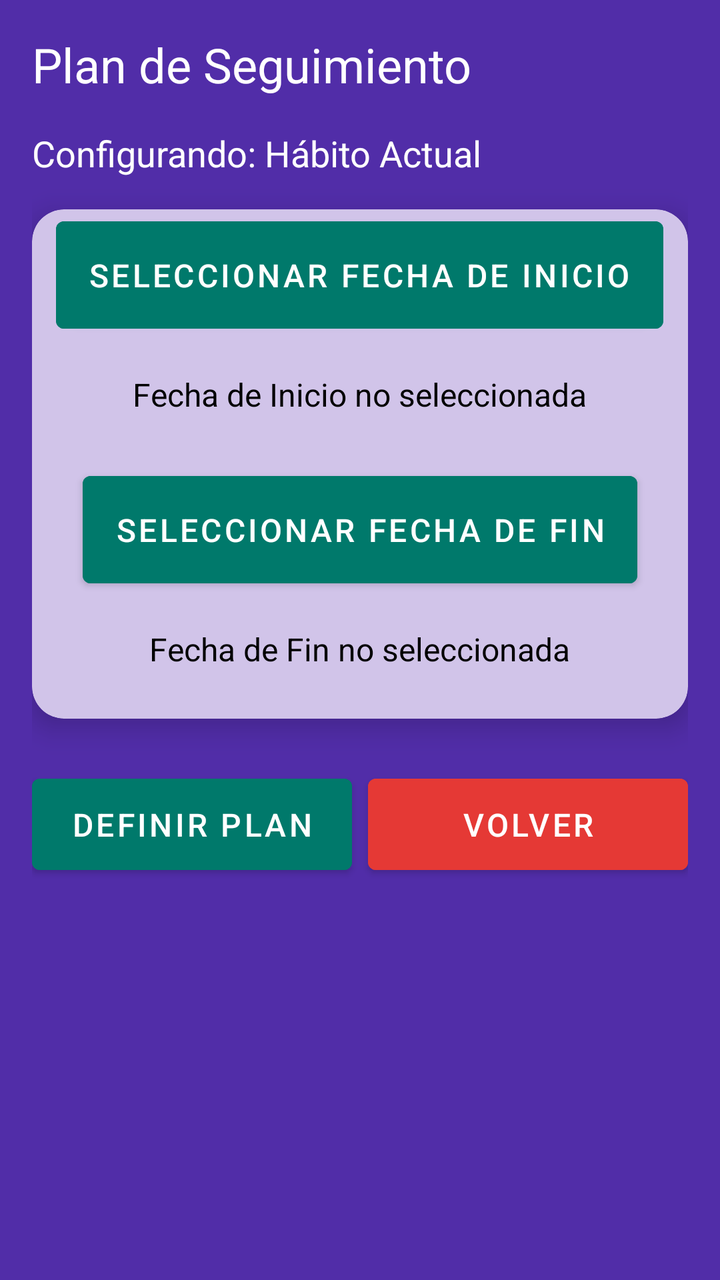
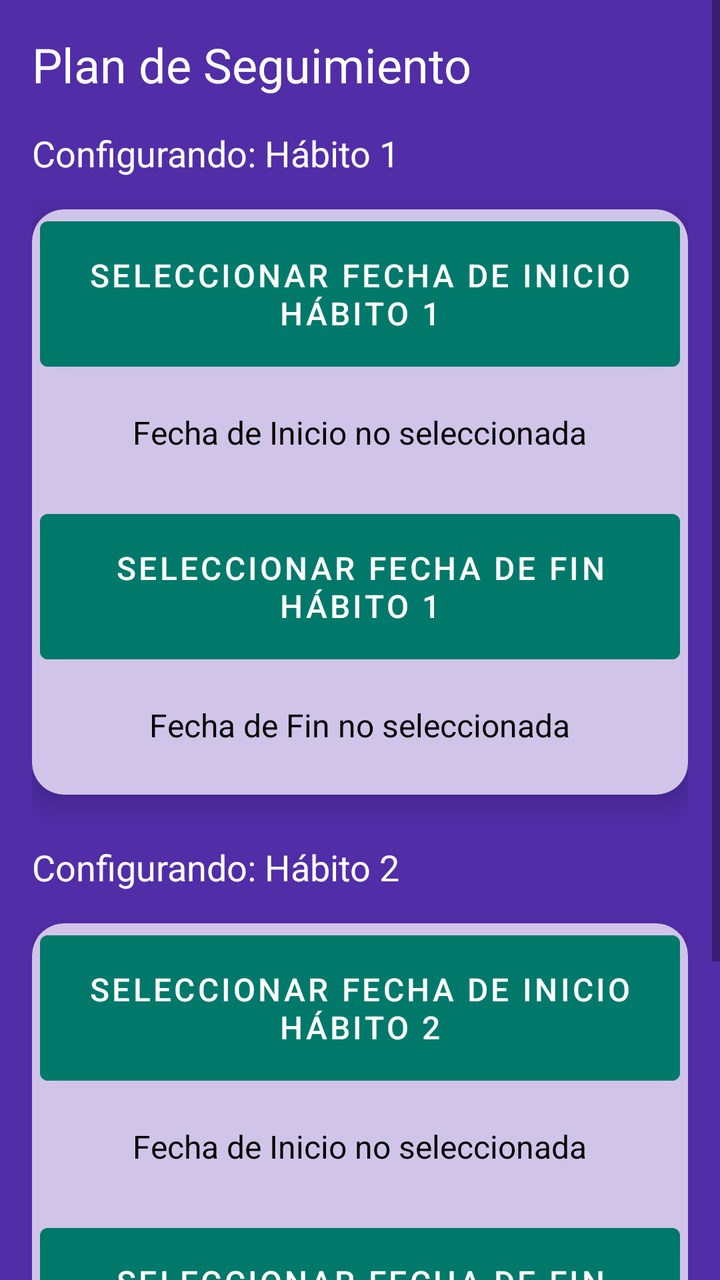

An Android layout rendered at two revisions. The XML below is the earlier revision; the diff shows what the commit changed to produce the second picture.
<!-- AndroidManifest.xml: application theme Theme.MalosH -->
<!-- res/layout/fragment_plan_de_seguimiento.xml -->
<?xml version="1.0" encoding="utf-8"?>
<LinearLayout xmlns:android="http://schemas.android.com/apk/res/android"
    xmlns:app="http://schemas.android.com/apk/res-auto"
    android:layout_width="match_parent"
    android:layout_height="match_parent"
    android:orientation="vertical"
    android:gravity="start"
    android:padding="16dp"
    android:background="@color/purple_dark">

    
    <TextView
        android:id="@+id/labelTituloPlan"
        android:layout_width="wrap_content"
        android:layout_height="wrap_content"
        android:text="Plan de Seguimiento"
        android:textColor="@android:color/white"
        android:textSize="24sp"
        android:layout_marginBottom="16dp" />

    
    <TextView
        android:id="@+id/habitoActualTextView"
        android:layout_width="wrap_content"
        android:layout_height="wrap_content"
        android:text="Configurando: Hábito Actual"
        android:textColor="@android:color/white"
        android:textSize="18sp"
        android:layout_marginBottom="16dp" />

    
    <androidx.cardview.widget.CardView
        android:layout_width="match_parent"
        android:layout_height="wrap_content"
        app:cardCornerRadius="16dp"
        app:cardElevation="8dp"
        android:layout_marginBottom="24dp"
        android:padding="24dp"
        android:backgroundTint="@color/purple_light">

        <LinearLayout
            android:layout_width="match_parent"
            android:layout_height="wrap_content"
            android:orientation="vertical"
            android:gravity="center">

            
            <Button
                android:id="@+id/fechaInicioButton"
                android:layout_width="wrap_content"
                android:layout_height="wrap_content"
                android:text="Seleccionar Fecha de Inicio"
                android:textColor="@color/white"
                android:backgroundTint="@color/teal_dark"
                android:padding="16dp"
                android:layout_marginBottom="16dp"
                android:textSize="16sp"
                android:elevation="4dp" />

            
            <TextView
                android:id="@+id/fechaInicioTextView"
                android:layout_width="wrap_content"
                android:layout_height="wrap_content"
                android:text="Fecha de Inicio no seleccionada"
                android:textColor="@color/black"
                android:textSize="16sp"
                android:layout_marginBottom="24dp" />

            
            <Button
                android:id="@+id/fechaFinButton"
                android:layout_width="wrap_content"
                android:layout_height="wrap_content"
                android:text="Seleccionar Fecha de Fin"
                android:textColor="@color/white"
                android:backgroundTint="@color/teal_dark"
                android:padding="16dp"
                android:layout_marginBottom="16dp"
                android:textSize="16sp"
                android:elevation="4dp" />

            
            <TextView
                android:id="@+id/fechaFinTextView"
                android:layout_width="wrap_content"
                android:layout_height="wrap_content"
                android:text="Fecha de Fin no seleccionada"
                android:textColor="@color/black"
                android:textSize="16sp"
                android:layout_marginBottom="24dp" />

        </LinearLayout>
    </androidx.cardview.widget.CardView>

    
    <LinearLayout
        android:layout_width="match_parent"
        android:layout_height="wrap_content"
        android:orientation="horizontal"
        android:gravity="center">

        
        <Button
            android:id="@+id/definirButton"
            android:layout_width="0dp"
            android:layout_height="wrap_content"
            android:layout_weight="1"
            android:text="Definir Plan"
            android:textColor="@android:color/white"
            android:backgroundTint="@color/teal_dark"
            android:padding="12dp"
            android:layout_marginEnd="8dp"
            android:elevation="4dp"
            android:textSize="16sp" />

        
        <Button
            android:id="@+id/volverButton"
            android:layout_width="0dp"
            android:layout_height="wrap_content"
            android:layout_weight="1"
            android:text="Volver"
            android:textColor="@android:color/white"
            android:backgroundTint="@color/red"
            android:padding="12dp"
            android:elevation="4dp"
            android:textSize="16sp" />
    </LinearLayout>

</LinearLayout>
<!-- resources referenced by this layout -->
<resources>
  <color name="black">#000000</color>
  <color name="purple_dark">#512DA8</color>
  <color name="purple_light">#D1C4E9</color>
  <color name="red">#E53935</color>
  <color name="teal_dark">#00796B</color>
  <color name="white">#FFFFFF</color>
  <style name="Theme.MalosH" parent="Theme.MaterialComponents.DayNight.NoActionBar">
          
          <item name="colorPrimary">@color/purple</item>
          <item name="colorPrimaryDark">@color/purple</item>
          <item name="colorAccent">@color/teal_dark</item>
      </style>
  <color name="purple">#7E57C2</color>
</resources>

<!-- the commit's change to res/layout/fragment_plan_de_seguimiento.xml (unified diff, before → after) -->
@@ -1,131 +1,208 @@
 <?xml version="1.0" encoding="utf-8"?>
-<LinearLayout xmlns:android="http://schemas.android.com/apk/res/android"
-    xmlns:app="http://schemas.android.com/apk/res-auto"
+<ScrollView xmlns:android="http://schemas.android.com/apk/res/android"
     android:layout_width="match_parent"
     android:layout_height="match_parent"
-    android:orientation="vertical"
-    android:gravity="start"
-    android:padding="16dp"
+    xmlns:app="http://schemas.android.com/apk/res-auto"
+    android:fillViewport="true"
     android:background="@color/purple_dark">
 
-    
-    <TextView
-        android:id="@+id/labelTituloPlan"
-        android:layout_width="wrap_content"
-        android:layout_height="wrap_content"
-        android:text="Plan de Seguimiento"
-        android:textColor="@android:color/white"
-        android:textSize="24sp"
-        android:layout_marginBottom="16dp" />
-
-    
-    <TextView
-        android:id="@+id/habitoActualTextView"
-        android:layout_width="wrap_content"
-        android:layout_height="wrap_content"
-        android:text="Configurando: Hábito Actual"
-        android:textColor="@android:color/white"
-        android:textSize="18sp"
-        android:layout_marginBottom="16dp" />
-
-    
-    <androidx.cardview.widget.CardView
-        android:layout_width="match_parent"
-        android:layout_height="wrap_content"
-        app:cardCornerRadius="16dp"
-        app:cardElevation="8dp"
-        android:layout_marginBottom="24dp"
-        android:padding="24dp"
-        android:backgroundTint="@color/purple_light">
-
-        <LinearLayout
-            android:layout_width="match_parent"
-            android:layout_height="wrap_content"
-            android:orientation="vertical"
-            android:gravity="center">
-
-            
-            <Button
-                android:id="@+id/fechaInicioButton"
-                android:layout_width="wrap_content"
-                android:layout_height="wrap_content"
-                android:text="Seleccionar Fecha de Inicio"
-                android:textColor="@color/white"
-                android:backgroundTint="@color/teal_dark"
-                android:padding="16dp"
-                android:layout_marginBottom="16dp"
-                android:textSize="16sp"
-                android:elevation="4dp" />
-
-            
-            <TextView
-                android:id="@+id/fechaInicioTextView"
-                android:layout_width="wrap_content"
-                android:layout_height="wrap_content"
-                android:text="Fecha de Inicio no seleccionada"
-                android:textColor="@color/black"
-                android:textSize="16sp"
-                android:layout_marginBottom="24dp" />
-
-            
-            <Button
-                android:id="@+id/fechaFinButton"
-                android:layout_width="wrap_content"
-                android:layout_height="wrap_content"
-                android:text="Seleccionar Fecha de Fin"
-                android:textColor="@color/white"
-                android:backgroundTint="@color/teal_dark"
-                android:padding="16dp"
-                android:layout_marginBottom="16dp"
-                android:textSize="16sp"
-                android:elevation="4dp" />
-
-            
-            <TextView
-                android:id="@+id/fechaFinTextView"
-                android:layout_width="wrap_content"
-                android:layout_height="wrap_content"
-                android:text="Fecha de Fin no seleccionada"
-                android:textColor="@color/black"
-                android:textSize="16sp"
-                android:layout_marginBottom="24dp" />
-
-        </LinearLayout>
-    </androidx.cardview.widget.CardView>
-
-    
     <LinearLayout
         android:layout_width="match_parent"
         android:layout_height="wrap_content"
-        android:orientation="horizontal"
-        android:gravity="center">
-
-        
-        <Button
-            android:id="@+id/definirButton"
-            android:layout_width="0dp"
-            android:layout_height="wrap_content"
-            android:layout_weight="1"
-            android:text="Definir Plan"
+        android:orientation="vertical"
+        android:gravity="start"
+        android:padding="16dp">
+
+        
+        <TextView
+            android:id="@+id/labelTituloPlan"
+            android:layout_width="wrap_content"
+            android:layout_height="wrap_content"
+            android:text="Plan de Seguimiento"
             android:textColor="@android:color/white"
-            android:backgroundTint="@color/teal_dark"
-            android:padding="12dp"
-            android:layout_marginEnd="8dp"
-            android:elevation="4dp"
-            android:textSize="16sp" />
-
-        
-        <Button
-            android:id="@+id/volverButton"
-            android:layout_width="0dp"
-            android:layout_height="wrap_content"
-            android:layout_weight="1"
-            android:text="Volver"
+            android:textSize="24sp"
+            android:layout_marginBottom="16dp" />
+
+        
+        <TextView
+            android:id="@+id/habito1TextView"
+            android:layout_width="wrap_content"
+            android:layout_height="wrap_content"
+            android:text="Configurando: Hábito 1"
             android:textColor="@android:color/white"
-            android:backgroundTint="@color/red"
-            android:padding="12dp"
-            android:elevation="4dp"
-            android:textSize="16sp" />
+            android:textSize="18sp"
+            android:layout_marginBottom="16dp" />
+
+        
+        <androidx.cardview.widget.CardView
+            android:layout_width="match_parent"
+            android:layout_height="wrap_content"
+            app:cardCornerRadius="16dp"
+            app:cardElevation="8dp"
+            android:layout_marginBottom="24dp"
+            android:padding="24dp"
+            android:backgroundTint="@color/purple_light">
+
+            <LinearLayout
+                android:layout_width="match_parent"
+                android:layout_height="wrap_content"
+                android:orientation="vertical"
+                android:gravity="center">
+
+                
+                <Button
+                    android:id="@+id/fechaInicio1Button"
+                    android:layout_width="wrap_content"
+                    android:layout_height="wrap_content"
+                    android:text="Seleccionar Fecha de Inicio Hábito 1"
+                    android:textColor="@color/white"
+                    android:backgroundTint="@color/teal_dark"
+                    android:padding="16dp"
+                    android:layout_marginBottom="16dp"
+                    android:textSize="16sp"
+                    android:elevation="4dp" />
+
+                
+                <TextView
+                    android:id="@+id/fechaInicio1TextView"
+                    android:layout_width="wrap_content"
+                    android:layout_height="wrap_content"
+                    android:text="Fecha de Inicio no seleccionada"
+                    android:textColor="@color/black"
+                    android:textSize="16sp"
+                    android:layout_marginBottom="24dp" />
+
+                
+                <Button
+                    android:id="@+id/fechaFin1Button"
+                    android:layout_width="wrap_content"
+                    android:layout_height="wrap_content"
+                    android:text="Seleccionar Fecha de Fin Hábito 1"
+                    android:textColor="@color/white"
+                    android:backgroundTint="@color/teal_dark"
+                    android:padding="16dp"
+                    android:layout_marginBottom="16dp"
+                    android:textSize="16sp"
+                    android:elevation="4dp" />
+
+                
+                <TextView
+                    android:id="@+id/fechaFin1TextView"
+                    android:layout_width="wrap_content"
+                    android:layout_height="wrap_content"
+                    android:text="Fecha de Fin no seleccionada"
+                    android:textColor="@color/black"
+                    android:textSize="16sp"
+                    android:layout_marginBottom="24dp" />
+            </LinearLayout>
+        </androidx.cardview.widget.CardView>
+
+        
+        <TextView
+            android:id="@+id/habito2TextView"
+            android:layout_width="wrap_content"
+            android:layout_height="wrap_content"
+            android:text="Configurando: Hábito 2"
+            android:textColor="@android:color/white"
+            android:textSize="18sp"
+            android:layout_marginBottom="16dp" />
+
+        
+        <androidx.cardview.widget.CardView
+            android:layout_width="match_parent"
+            android:layout_height="wrap_content"
+            app:cardCornerRadius="16dp"
+            app:cardElevation="8dp"
+            android:layout_marginBottom="24dp"
+            android:padding="24dp"
+            android:backgroundTint="@color/purple_light">
+
+            <LinearLayout
+                android:layout_width="match_parent"
+                android:layout_height="wrap_content"
+                android:orientation="vertical"
+                android:gravity="center">
+
+                
+                <Button
+                    android:id="@+id/fechaInicio2Button"
+                    android:layout_width="wrap_content"
+                    android:layout_height="wrap_content"
+                    android:text="Seleccionar Fecha de Inicio Hábito 2"
+                    android:textColor="@color/white"
+                    android:backgroundTint="@color/teal_dark"
+                    android:padding="16dp"
+                    android:layout_marginBottom="16dp"
+                    android:textSize="16sp"
+                    android:elevation="4dp" />
+
+                
+                <TextView
+                    android:id="@+id/fechaInicio2TextView"
+                    android:layout_width="wrap_content"
+                    android:layout_height="wrap_content"
+                    android:text="Fecha de Inicio no seleccionada"
+                    android:textColor="@color/black"
+                    android:textSize="16sp"
+                    android:layout_marginBottom="24dp" />
+
+                
+                <Button
+                    android:id="@+id/fechaFin2Button"
+                    android:layout_width="wrap_content"
+                    android:layout_height="wrap_content"
+                    android:text="Seleccionar Fecha de Fin Hábito 2"
+                    android:textColor="@color/white"
+                    android:backgroundTint="@color/teal_dark"
+                    android:padding="16dp"
+                    android:layout_marginBottom="16dp"
+                    android:textSize="16sp"
+                    android:elevation="4dp" />
+
+                
+                <TextView
+                    android:id="@+id/fechaFin2TextView"
+                    android:layout_width="wrap_content"
+                    android:layout_height="wrap_content"
+                    android:text="Fecha de Fin no seleccionada"
+                    android:textColor="@color/black"
+                    android:textSize="16sp"
+                    android:layout_marginBottom="24dp" />
+            </LinearLayout>
+        </androidx.cardview.widget.CardView>
+
+        
+        <LinearLayout
+            android:layout_width="match_parent"
+            android:layout_height="wrap_content"
+            android:orientation="horizontal"
+            android:gravity="center">
+
+            <Button
+                android:id="@+id/definirButton"
+                android:layout_width="0dp"
+                android:layout_height="wrap_content"
+                android:layout_weight="1"
+                android:text="Definir Plan"
+                android:textColor="@android:color/white"
+                android:backgroundTint="@color/teal_dark"
+                android:padding="12dp"
+                android:layout_marginEnd="8dp"
+                android:elevation="4dp"
+                android:textSize="16sp" />
+
+            <Button
+                android:id="@+id/volverButton"
+                android:layout_width="0dp"
+                android:layout_height="wrap_content"
+                android:layout_weight="1"
+                android:text="Volver"
+                android:textColor="@android:color/white"
+                android:backgroundTint="@color/red"
+                android:padding="12dp"
+                android:elevation="4dp"
+                android:textSize="16sp" />
+        </LinearLayout>
+
     </LinearLayout>
-
-</LinearLayout>
+</ScrollView>
